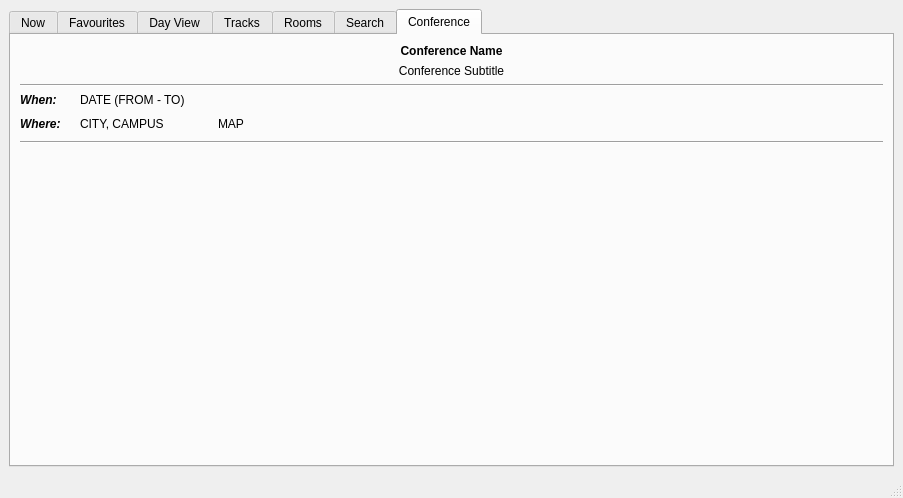
First picture: the form in src/gui/mainwindow.ui, repository edulix/confclerk, before the edit.
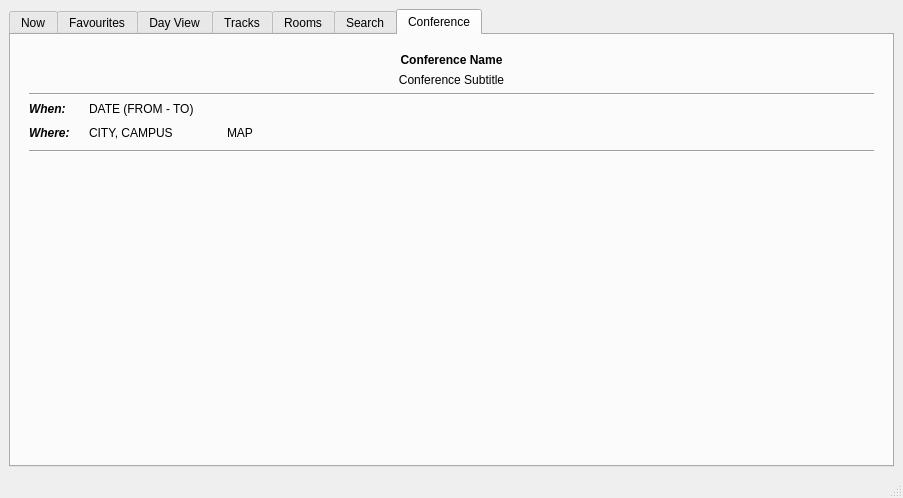
Second picture: the form after the edit. The open tabs and pages were chosen to show the change. Icons and pictures are not drawn. Custom widgets are drawn as their Qt base class.

Commit message: conference tab header is hidden if there isn't active conference  - handled some warnings

Diff of the .ui file:
```diff
--- a/src/gui/mainwindow.ui
+++ b/src/gui/mainwindow.ui
@@ -100,6 +100,9 @@
         <item row="0" column="0" >
          <layout class="QVBoxLayout" name="verticalLayout_4" >
           <item>
+           <widget class="QWidget" native="1" name="conferenceHeader" >
+            <layout class="QGridLayout" name="gridLayout_9" >
+             <item row="0" column="0" >
            <widget class="QLabel" name="conferenceTitle" >
             <property name="font" >
              <font>
@@ -118,7 +121,7 @@
             </property>
            </widget>
           </item>
-          <item>
+             <item row="1" column="0" >
            <widget class="QLabel" name="conferenceSubtitle" >
             <property name="text" >
              <string>Conference Subtitle</string>
@@ -131,14 +134,14 @@
             </property>
            </widget>
           </item>
-          <item>
+             <item row="2" column="0" >
            <widget class="Line" name="line" >
             <property name="orientation" >
              <enum>Qt::Horizontal</enum>
             </property>
            </widget>
           </item>
-          <item>
+             <item row="3" column="0" >
            <layout class="QGridLayout" name="gridLayout_6" >
             <item row="0" column="0" >
              <widget class="QLabel" name="label" >
@@ -218,11 +221,14 @@
             </item>
            </layout>
           </item>
-          <item>
+             <item row="4" column="0" >
            <widget class="Line" name="line_2" >
             <property name="orientation" >
              <enum>Qt::Horizontal</enum>
             </property>
+              </widget>
+             </item>
+            </layout>
            </widget>
           </item>
           <item>
```
Lines whose indentation alone changed are shown as unchanged. The commit also changes 4 other files.
